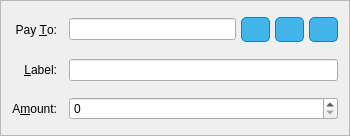
The window that src/qt/forms/sendcoinsentry.ui (navcoindev/navcoin2) describes before a commit, drawn with Qt 5.
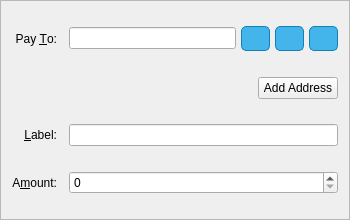
The same window after the commit. Icons and pictures are not drawn. Custom widgets are drawn as their Qt base class.

Commit message: adding extra address fields

Patch:
```diff
--- a/src/qt/forms/sendcoinsentry.ui
+++ b/src/qt/forms/sendcoinsentry.ui
@@ -7,7 +7,7 @@
     <x>0</x>
     <y>0</y>
     <width>350</width>
-    <height>136</height>
+    <height>220</height>
    </rect>
   </property>
   <property name="windowTitle">
@@ -23,16 +23,10 @@
    <property name="spacing">
     <number>12</number>
    </property>
-   <item row="5" column="0">
-    <widget class="QLabel" name="label">
-     <property name="text">
-      <string>A&amp;mount:</string>
-     </property>
-     <property name="alignment">
-      <set>Qt::AlignRight|Qt::AlignTrailing|Qt::AlignVCenter</set>
-     </property>
-     <property name="buddy">
-      <cstring>payAmount</cstring>
+   <item row="6" column="1">
+    <widget class="QValidatedLineEdit" name="addAsLabel">
+     <property name="toolTip">
+      <string>Enter a label for this address to add it to your address book</string>
      </property>
     </widget>
    </item>
@@ -49,10 +43,30 @@
      </property>
     </widget>
    </item>
-   <item row="5" column="1">
+   <item row="7" column="1">
     <widget class="BitcoinAmountField" name="payAmount"/>
    </item>
-   <item row="4" column="0">
+   <item row="4" column="1">
+    <layout class="QVBoxLayout" name="extraAddresses">
+     <property name="spacing">
+      <number>0</number>
+     </property>
+    </layout>
+   </item>
+   <item row="7" column="0">
+    <widget class="QLabel" name="label">
+     <property name="text">
+      <string>A&amp;mount:</string>
+     </property>
+     <property name="alignment">
+      <set>Qt::AlignRight|Qt::AlignTrailing|Qt::AlignVCenter</set>
+     </property>
+     <property name="buddy">
+      <cstring>payAmount</cstring>
+     </property>
+    </widget>
+   </item>
+   <item row="6" column="0">
     <widget class="QLabel" name="label_4">
      <property name="text">
       <string>&amp;Label:</string>
@@ -210,12 +224,29 @@
      </item>
     </layout>
    </item>
-   <item row="4" column="1">
-    <widget class="QValidatedLineEdit" name="addAsLabel">
-     <property name="toolTip">
-      <string>Enter a label for this address to add it to your address book</string>
-     </property>
-    </widget>
+   <item row="5" column="1">
+    <layout class="QHBoxLayout" name="horizontalLayout_2">
+     <item>
+      <spacer name="horizontalSpacer">
+       <property name="orientation">
+        <enum>Qt::Horizontal</enum>
+       </property>
+       <property name="sizeHint" stdset="0">
+        <size>
+         <width>40</width>
+         <height>20</height>
+        </size>
+       </property>
+      </spacer>
+     </item>
+     <item>
+      <widget class="QPushButton" name="pushButton">
+       <property name="text">
+        <string>Add Address</string>
+       </property>
+      </widget>
+     </item>
+    </layout>
    </item>
   </layout>
  </widget>
```
The commit also changes 72 other files.
